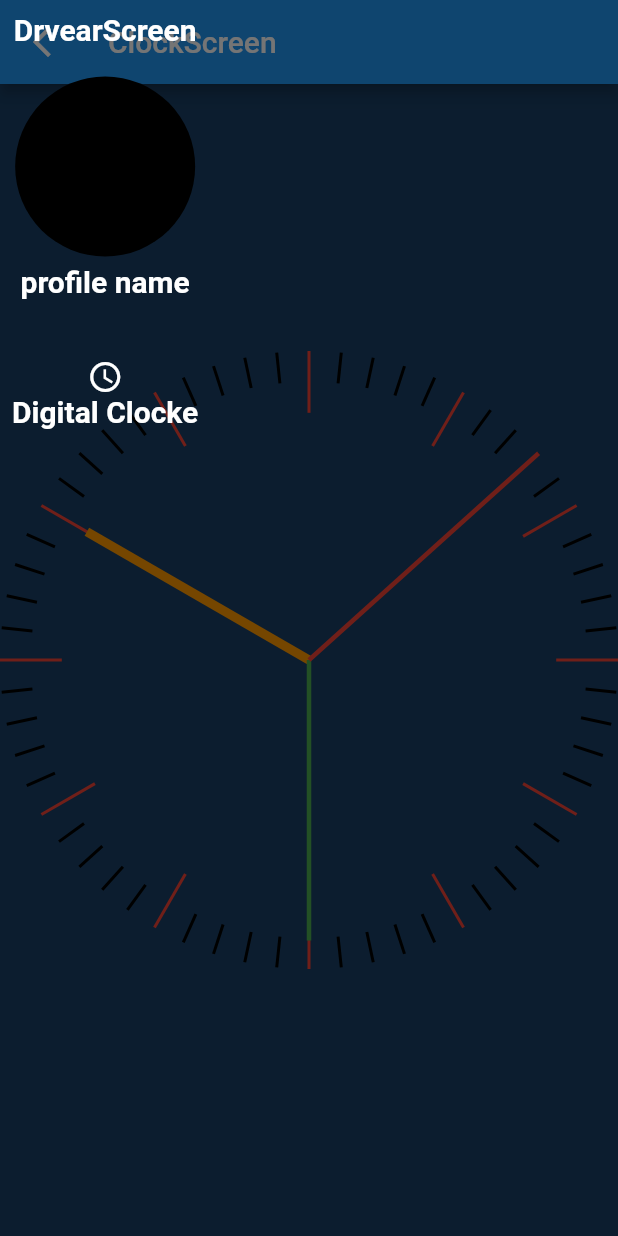
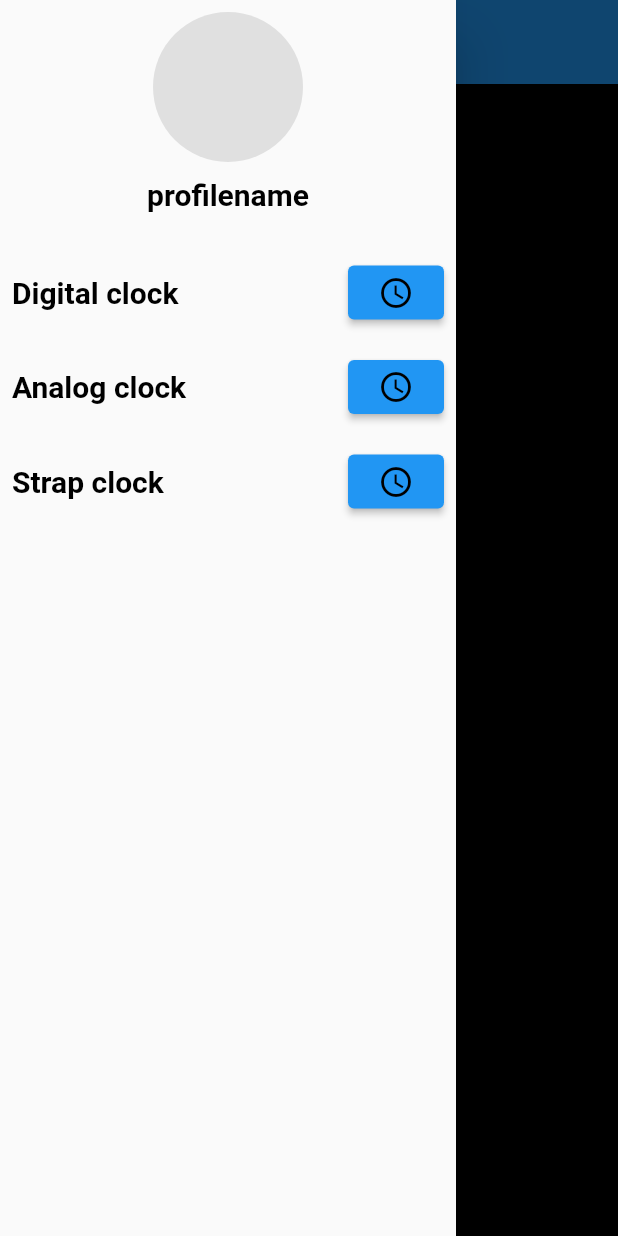
Before and after one commit to shitalchauhan769/cloke_flutter, a Flutter app: the screen it shows after launch, with the side drawer open, on a phone screen of 412 x 824 dp. Run offline on Flutter 3.47's test engine with Material 2 defaults, Android fonts, the phone set to English and light mode, and no system bars.

Commit message:
9-4-2024

```diff
--- a/lib/screen/cloke_screen.dart
+++ b/lib/screen/cloke_screen.dart
@@ -12,15 +12,18 @@ class ClockScreen extends StatefulWidget {
 class _ClockScreenState extends State<ClockScreen> {
   DateTime time = DateTime.now();
   var scaffoldkey = GlobalKey<ScaffoldState>();
+  bool Isdigital = false;
+  bool Isanulog = false;
+  bool Isstrap = false;
 
   @override
   Widget build(BuildContext context) {
     return SafeArea(
       key: scaffoldkey,
       child: Scaffold(
-        backgroundColor: Color(0xff1a4066),
+        backgroundColor: Colors.black,
         appBar: AppBar(
-          title: const Text("ClockScreen", style: TextStyle(fontSize: 20)),
+          title: const Text("ClockScreen",),
           leading: Builder(
             builder: (context) {
               return IconButton(
@@ -33,6 +36,50 @@ class _ClockScreenState extends State<ClockScreen> {
         ),
         body: Center(
           child: Stack(
+            alignment: Alignment.center,
+            children: [
+              //Strop clock
+              Visibility(
+                visible: Isstrap,
+                child: Stack(alignment: Alignment.center, children: [
+                  //second
+                  Container(
+                    height: 260,
+                    width: 260,
+                    child: CircularProgressIndicator(
+                      strokeWidth: 15,
+                      value: time.second * 1 / 60,
+                      color: Colors.pink,
+                      backgroundColor: Colors.pink.withOpacity(0.2),
+                    ),
+                  ),
+                  //minuet
+                  Container(
+                    height: 210,
+                    width: 210,
+                    child: CircularProgressIndicator(
+                      value: time.minute * 1 / 60,
+                      color: Colors.green,
+                      backgroundColor: Colors.green.withOpacity(0.2),
+                      strokeWidth: 15,
+                    ),
+                  ),
+                  //hour
+                  CircularProgressIndicator(
+                    value: time.hour * 1 / 12,
+                    color: Colors.yellow,
+                    backgroundColor: Colors.yellow.withOpacity(0.2),
+                    strokeWidth: 15,
+                  ),
+
+
+                ]),
+              ),
+
+              //analog clock
+              Visibility(
+                visible: Isanulog,
+                child: Stack(
                   children: [
                     Stack(
                       children: List.generate(
@@ -41,54 +88,59 @@ class _ClockScreenState extends State<ClockScreen> {
                           angle: (pi * 2 * index) / 60,
                           child: Divider(
                             thickness: 2,
-                      endIndent: index%5==0?MediaQuery.sizeOf(context).width * 0.90:MediaQuery.sizeOf(context).width * 0.95,
-                      color: index%5==0?Colors.red:Colors.black,
+                            endIndent: index % 5 == 0
+                                ? MediaQuery.sizeOf(context).width * 0.90
+                                : MediaQuery.sizeOf(context).width * 0.95,
+                            color: index % 5 == 0 ? Colors.red : Colors.white,
                           ),
                         ),
                       ),
                     ),
-              //hour
                     Transform.rotate(
-                angle: pi/2,
+                      angle: pi / 2,
                       child: Transform.rotate(
-                  angle: ((pi*2)*time.hour)/12,
+                        angle: ((pi * 2) * time.hour) / 12,
                         child: Divider(
                           thickness: 6,
                           indent: 35,
-                    endIndent: MediaQuery.sizeOf(context).width*0.50,
+                          endIndent: MediaQuery.sizeOf(context).width * 0.50,
                           color: Colors.orange,
                         ),
                       ),
                     ),
                     //minute
                     Transform.rotate(
-                angle: pi/2,
+                      angle: pi / 2,
                       child: Transform.rotate(
-                  angle: ((pi*2)*time.minute)/60,
+                        angle: ((pi * 2) * time.minute) / 60,
                         child: Divider(
                           thickness: 3,
                           indent: 19,
-                    endIndent: MediaQuery.sizeOf(context).width*0.50,
+                          endIndent: MediaQuery.sizeOf(context).width * 0.50,
                           color: Colors.green,
                         ),
                       ),
                     ),
                     //seconds
                     Transform.rotate(
-                angle: pi/2,
+                      angle: pi / 2,
                       child: Transform.rotate(
-                  angle: ((pi*2)*time.second)/60,
+                        angle: ((pi * 2) * time.second) / 60,
                         child: Divider(
                           thickness: 3,
-                    endIndent: MediaQuery.sizeOf(context).width*0.50,
+                          endIndent: MediaQuery.sizeOf(context).width * 0.50,
                           color: Colors.red,
                         ),
                       ),
                     ),
 
+                  ],
+                ),
+              ),
+
               //digital Clock
               Visibility(
-                visible: false,
+                visible: Isdigital,
                 child: Stack(
                   alignment: Alignment.center,
                   children: [
@@ -131,48 +183,122 @@ class _ClockScreenState extends State<ClockScreen> {
             ],
           ),
         ),
-        drawer: Padding(
-          padding: const EdgeInsets.all(8.0),
+        drawer: Drawer(
+          child: Padding(
+            padding: EdgeInsets.all(8.0),
             child: Column(
               children: [
-              const Text("DrvearScreen",
+                Container(
+                  height: 100,
+                  width: 100,
+                  decoration: BoxDecoration(
+                      shape: BoxShape.circle, color: Colors.grey.shade300),
+                ),
+                const SizedBox(
+                  height: 10,
+                ),
+                 Row(
+                  mainAxisAlignment: MainAxisAlignment.center,
+                  children: [
+                    Text("profilename",
                         style: TextStyle(
                             fontSize: 20,
-                      color: Colors.white,
+                            color: Colors.black,
                             fontWeight: FontWeight.bold)),
-              const SizedBox(
-                height: 20,
-              ),
-              Container(
-                height: 120,
-                width: 120,
-                decoration: const BoxDecoration(
-                    color: Colors.black, shape: BoxShape.circle),
+                  ],
                 ),
                 const SizedBox(
-                height: 5,
+                  height: 30,
                 ),
-              const Column(
+                 Row(
                   children: [
-                  Text(
-                    "profile name",
+                    const Text(
+                      "Digital clock",
                       style: TextStyle(
                           fontSize: 20,
-                        color: Colors.white,
+                          color: Colors.black,
                           fontWeight: FontWeight.bold),
                     ),
-                  SizedBox(height: 40,),
-                  Icon(Icons.watch_later_outlined,color: Colors.white),
-                  Text(
-                    "Digital Clocke",
+                    Spacer(),
+                    ElevatedButton(
+                        onPressed: () {
+                          setState(
+                                () {
+                              Isstrap = false;
+                              Isanulog = false;
+                              Isdigital = true;
+                            },
+                          );
+                          Navigator.pop(context);
+                        },
+                        child: const Icon(
+                          Icons.watch_later_outlined,
+                          color: Colors.black,
+                        ))
+                  ],
+                ),
+                const SizedBox(
+                  height: 15,
+                ),
+                 Row(
+                  children: [
+                    const Text(
+                      "Analog clock",
                       style: TextStyle(
                           fontSize: 20,
-                        color: Colors.white,
+                          color: Colors.black,
                           fontWeight: FontWeight.bold),
-                  )
+                    ),
+                    Spacer(),
+                    ElevatedButton(
+                        onPressed: () {
+                          setState(
+                                () {
+                              Isstrap = false;
+                              Isanulog = true;
+                              Isdigital = false;
+                            },
+                          );
+                          Navigator.pop(context);
+                        },
+                        child: const Icon(
+                          Icons.watch_later_outlined,
+                          color: Colors.black,
+                        ))
+                  ],
+                ),
+                const SizedBox(
+                  height: 15,
+                ),
+                Row(
+                  children: [
+                    const Text(
+                      "Strap clock",
+                      style: TextStyle(
+                          fontSize: 20,
+                          color: Colors.black,
+                          fontWeight: FontWeight.bold),
+                    ),
+                    Spacer(),
+                    ElevatedButton(
+                        onPressed: () {
+                          setState(
+                            () {
+                              Isstrap = true;
+                              Isanulog = false;
+                              Isdigital = false;
+                            },
+                          );
+                          Navigator.pop(context);
+                        },
+                        child: const Icon(
+                          Icons.watch_later_outlined,
+                          color: Colors.black,
+                        ))
                   ],
                 ),
               ],
+            ),
           ),
         ),
       ),
```
Lines whose indentation alone changed are shown as unchanged.
